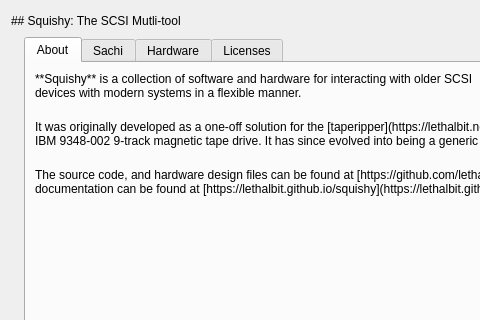
Before: the Qt Designer form squishy/gui/resources/ui/about_window.ui in squishy-scsi/squishy, drawn with Qt 5; both pictures show x 0 to 480 and y 0 to 320 of the 900 by 600 pixel window.
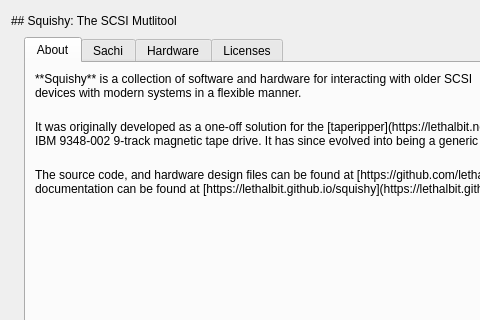
After: the same form once the commit is applied. Icons and pictures are not drawn.

Commit message: software: gui: resources: ui: small spelling fix in the about window

```diff
--- a/squishy/gui/resources/ui/about_window.ui
+++ b/squishy/gui/resources/ui/about_window.ui
@@ -34,7 +34,7 @@
      <item>
       <widget class="QLabel" name="label">
        <property name="text">
-        <string>## Squishy: The SCSI Mutli-tool</string>
+        <string>## Squishy: The SCSI Mutlitool</string>
        </property>
        <property name="textFormat">
         <enum>Qt::MarkdownText</enum>
```
